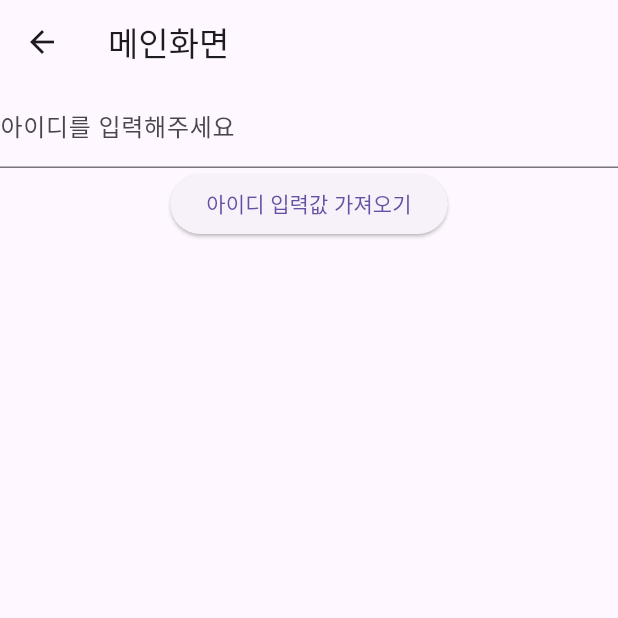
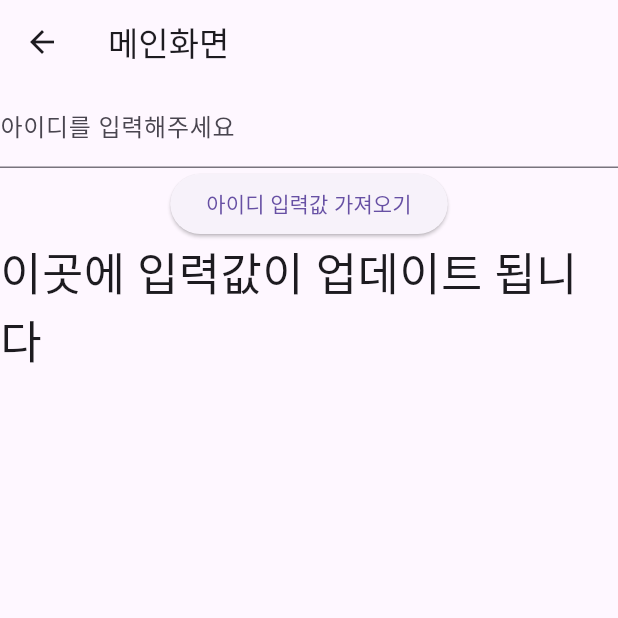
Before and after one commit to gaebaribari/flutter-pratice, a Flutter app: the screen it shows after launch, on a phone screen of 412 x 824 dp, the top half of it. Run offline on Flutter 3.47's test engine with Material 3 defaults, Android fonts, the phone set to English and light mode, and no system bars.

```diff
--- a/lib/screen/main_screen.dart
+++ b/lib/screen/main_screen.dart
@@ -8,8 +8,8 @@ class MainScreen extends StatefulWidget {
 }
 
 class _MainScreenState extends State<MainScreen> {
-  List listHello = ['안녕', '반가워', '잘가'];
   TextEditingController idController = TextEditingController();
+  String message = '이곳에 입력값이 업데이트 됩니다';
 
   @override
   Widget build(BuildContext context) {
@@ -25,9 +25,18 @@ class _MainScreenState extends State<MainScreen> {
               labelText: '아이디를 입력해주세요',
             ),
           ),
-          ElevatedButton(onPressed: (){
-            print(idController.text.toString());
-          }, child: Text('아이디 입력값 가져오기'),),
+          ElevatedButton(
+            onPressed: () {
+              setState(() {
+                message = idController.text.toString();
+              });
+            },
+            child: Text('아이디 입력값 가져오기'),
+          ),
+          Text(message,
+              style: TextStyle(
+                fontSize: 30,
+              )),
         ],
       ),
     );
```
